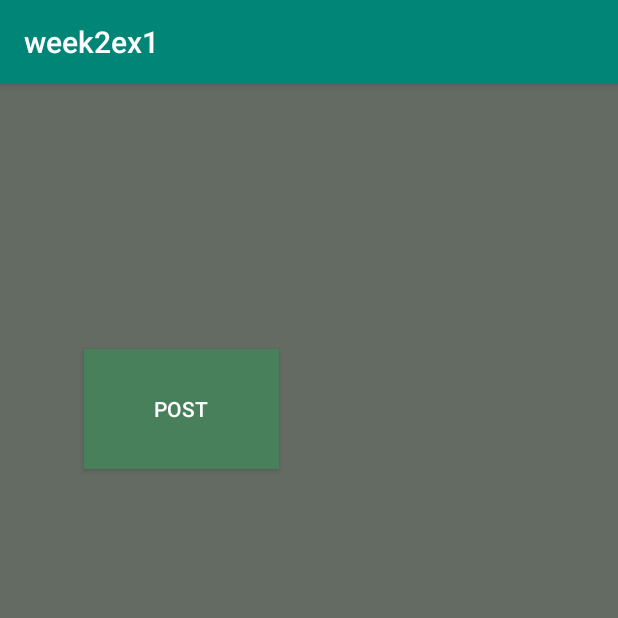
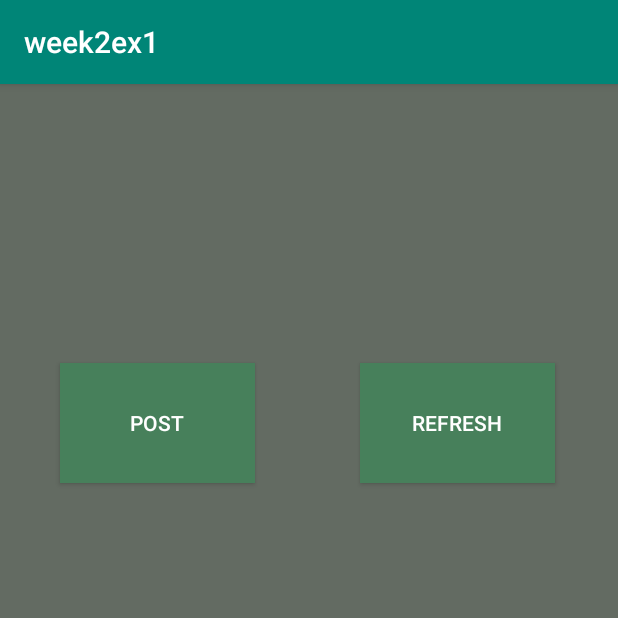
Before and after one commit to alanfinnin/social_app, an Android app: the LoggedIn screen opened directly, with no data from a screen before it, on a phone screen of 412 x 824 dp, the top half of it. Run offline under Robolectric (Android 15) with nearby library versions, the phone set to English and light mode, and no system bars; our stand-ins replace Firebase (no records; nobody signed in at launch, a user with empty details on screens opened directly).

Commit message:
Refresh added

```diff
--- a/app/src/main/java/com/example/week2ex1/LoggedIn.java
+++ b/app/src/main/java/com/example/week2ex1/LoggedIn.java
@@ -32,9 +32,17 @@ public class LoggedIn extends AppCompatActivity {
         setContentView(R.layout.activity_logged_in);
         display();
     }
+    @Override
+    protected void onResume(){
+        super.onResume();
+        display();
+    }
     public void post(View view){
         Intent postIntent = new Intent(this, PostActivity.class);
         startActivity(postIntent);
+    }
+    public void refresh(View V){
+        display();
     }
     public void display(){
         FirebaseFirestore db = FirebaseFirestore.getInstance();
--- a/app/src/main/res/layout/activity_logged_in.xml
+++ b/app/src/main/res/layout/activity_logged_in.xml
@@ -6,6 +6,21 @@
     android:layout_height="match_parent"
     tools:context=".LoggedIn"
     android:background="#636B62">
+
+    <Button
+        android:id="@+id/refresh"
+        android:layout_width="130dp"
+        android:layout_height="80dp"
+        android:background="#47805b"
+        android:onClick="refresh"
+        android:text="REFRESH"
+        android:textColor="#ffffff"
+        app:layout_constraintBottom_toTopOf="@+id/info"
+        app:layout_constraintEnd_toEndOf="parent"
+        app:layout_constraintHorizontal_bias="0.85"
+        app:layout_constraintStart_toStartOf="parent"
+        app:layout_constraintTop_toTopOf="parent"
+        app:layout_constraintVertical_bias="0.816" />
 
     <Button
         android:id="@+id/post"
@@ -17,10 +32,10 @@
         android:textColor="#ffffff"
         app:layout_constraintBottom_toTopOf="@+id/info"
         app:layout_constraintEnd_toEndOf="parent"
-        app:layout_constraintHorizontal_bias="0.199"
+        app:layout_constraintHorizontal_bias="0.142"
         app:layout_constraintStart_toStartOf="parent"
         app:layout_constraintTop_toTopOf="parent"
-        app:layout_constraintVertical_bias="0.774" />
+        app:layout_constraintVertical_bias="0.816" />
 
     <TextView
         android:id="@+id/info"
```
